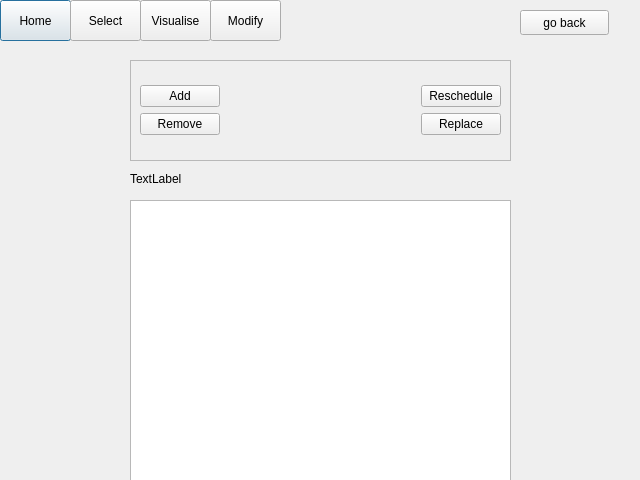
First picture: the form in modification.ui, repository ariannabettin/FYPArianna, before the edit.
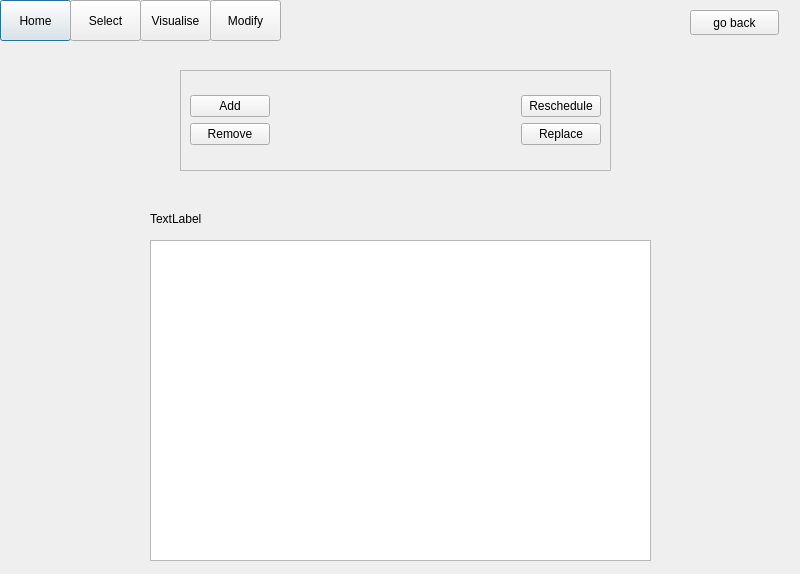
Second picture: the form after the edit.

Patch:
```diff
--- a/modification.ui
+++ b/modification.ui
@@ -6,8 +6,8 @@
    <rect>
     <x>0</x>
     <y>0</y>
-    <width>640</width>
-    <height>480</height>
+    <width>800</width>
+    <height>574</height>
    </rect>
   </property>
   <property name="windowTitle">
@@ -83,10 +83,10 @@
   <widget class="QTextEdit" name="planArea">
    <property name="geometry">
     <rect>
-     <x>130</x>
-     <y>200</y>
-     <width>381</width>
-     <height>281</height>
+     <x>150</x>
+     <y>240</y>
+     <width>501</width>
+     <height>321</height>
     </rect>
    </property>
    <property name="styleSheet">
@@ -96,8 +96,8 @@
   <widget class="QLabel" name="title_label">
    <property name="geometry">
     <rect>
-     <x>130</x>
-     <y>170</y>
+     <x>150</x>
+     <y>210</y>
      <width>371</width>
      <height>17</height>
     </rect>
@@ -112,9 +112,9 @@
   <widget class="QFrame" name="frame">
    <property name="geometry">
     <rect>
-     <x>130</x>
-     <y>60</y>
-     <width>381</width>
+     <x>180</x>
+     <y>70</y>
+     <width>431</width>
      <height>101</height>
     </rect>
    </property>
@@ -208,7 +208,7 @@
   <widget class="QPushButton" name="backButton">
    <property name="geometry">
     <rect>
-     <x>520</x>
+     <x>690</x>
      <y>10</y>
      <width>89</width>
      <height>25</height>
```
